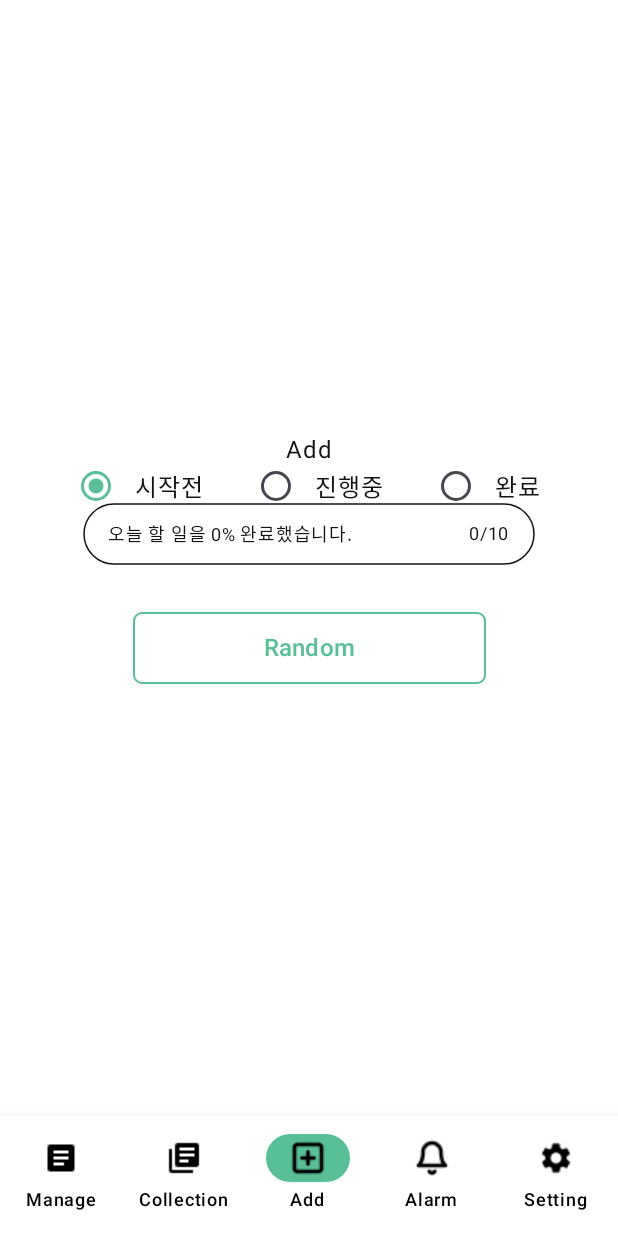
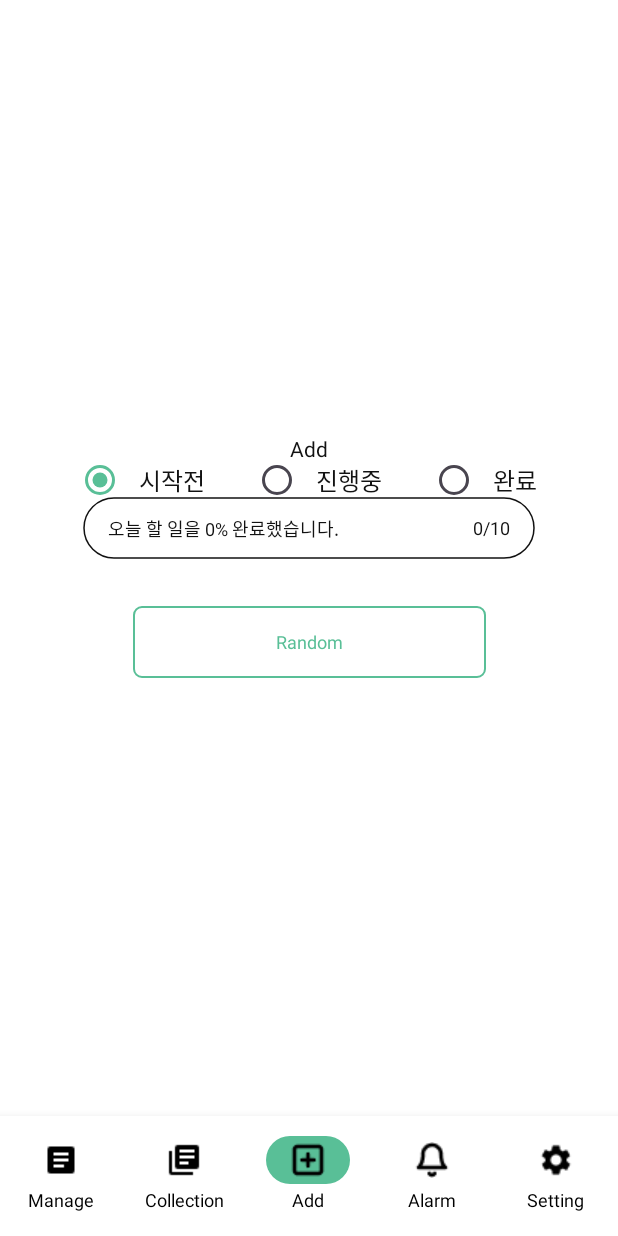
Before and after one commit to heegun0707/DoItNow, an Android app built with Jetpack Compose: the screen it shows after launch (MainActivity), item 3 of the bottom bar chosen, on a phone screen of 412 x 824 dp. Run offline under Robolectric (Android 15) with nearby library versions, the phone set to English and light mode, and no system bars; our stand-ins replace Dagger/Hilt's generated code, Timber.

Commit message:
feat: add custom typography

```diff
--- a/app/src/main/java/org/choleemduo/doitnow/ui/components/CustomButtons.kt
+++ b/app/src/main/java/org/choleemduo/doitnow/ui/components/CustomButtons.kt
@@ -46,7 +46,7 @@ fun BaseButton(
     ) {
         Text(
             text = text,
-            fontSize = 16.sp
+            style = MaterialTheme.typography.labelMedium
         )
     }
 }
--- a/app/src/main/java/org/choleemduo/doitnow/ui/components/CustomInputBox.kt
+++ b/app/src/main/java/org/choleemduo/doitnow/ui/components/CustomInputBox.kt
@@ -29,11 +29,9 @@ import androidx.compose.runtime.setValue
 import androidx.compose.ui.Alignment
 import androidx.compose.ui.Modifier
 import androidx.compose.ui.platform.LocalFocusManager
-import androidx.compose.ui.text.TextStyle
 import androidx.compose.ui.text.input.ImeAction
 import androidx.compose.ui.tooling.preview.Preview
 import androidx.compose.ui.unit.dp
-import androidx.compose.ui.unit.sp
 import org.choleemduo.doitnow.ui.theme.BlackText
 import org.choleemduo.doitnow.ui.theme.CursorColor
 
@@ -57,7 +55,7 @@ fun BaseOutlinedTextField(
             modifier = Modifier
                 .size(width = 235.dp, height = 56.dp)
                 .then(modifier),
-            textStyle = TextStyle(fontSize = 16.sp),
+            textStyle = MaterialTheme.typography.titleMedium,
             enabled = isEnabled,
             placeholder = {
                 Text(
@@ -110,7 +108,7 @@ fun BaseOutlinedTextField(
                 Text(
                     text = it,
                     modifier = Modifier.padding(top = 4.dp, start = 6.dp),
-                    fontSize = 10.sp,
+                    style = MaterialTheme.typography.bodySmall,
                     color = MaterialTheme.colorScheme.error
                 )
             }
--- a/app/src/main/java/org/choleemduo/doitnow/ui/components/CustomProgressBar.kt
+++ b/app/src/main/java/org/choleemduo/doitnow/ui/components/CustomProgressBar.kt
@@ -7,7 +7,7 @@ import androidx.compose.foundation.layout.Column
 import androidx.compose.foundation.layout.Spacer
 import androidx.compose.foundation.layout.padding
 import androidx.compose.foundation.layout.size
-import androidx.compose.foundation.layout.wrapContentSize
+import androidx.compose.foundation.layout.wrapContentHeight
 import androidx.compose.material3.MaterialTheme
 import androidx.compose.material3.Text
 import androidx.compose.runtime.Composable
@@ -106,7 +106,7 @@ fun ProgressBarPreviews() {
     var random by remember { mutableFloatStateOf(0f) }
     Column(
         modifier = Modifier
-            .wrapContentSize()
+            .wrapContentHeight()
             .background(MaterialTheme.colorScheme.background),
         verticalArrangement = Arrangement.SpaceEvenly,
         horizontalAlignment = Alignment.CenterHorizontally
--- a/app/src/main/java/org/choleemduo/doitnow/ui/components/CustomRadioButton.kt
+++ b/app/src/main/java/org/choleemduo/doitnow/ui/components/CustomRadioButton.kt
@@ -8,6 +8,7 @@ import androidx.compose.foundation.layout.Row
 import androidx.compose.foundation.layout.padding
 import androidx.compose.foundation.layout.wrapContentSize
 import androidx.compose.foundation.selection.selectable
+import androidx.compose.material3.MaterialTheme
 import androidx.compose.material3.MaterialTheme.colorScheme
 import androidx.compose.material3.RadioButton
 import androidx.compose.material3.Text
@@ -59,7 +60,8 @@ fun BaseRadioButton(
                 )
                 Text(
                     text = text,
-                    modifier = Modifier.padding(start = 14.dp)
+                    modifier = Modifier.padding(start = 14.dp),
+                    style = MaterialTheme.typography.labelLarge
                 )
             }
         }
--- a/app/src/main/java/org/choleemduo/doitnow/ui/screens/CollectionScreen.kt
+++ b/app/src/main/java/org/choleemduo/doitnow/ui/screens/CollectionScreen.kt
@@ -10,12 +10,8 @@ import androidx.compose.material3.Text
 import androidx.compose.runtime.Composable
 import androidx.compose.ui.Alignment
 import androidx.compose.ui.Modifier
-import androidx.compose.ui.platform.LocalContext
 import androidx.compose.ui.tooling.preview.Preview
-import dagger.hilt.android.qualifiers.ActivityContext
-import dagger.hilt.android.qualifiers.ApplicationContext
 import org.choleemduo.doitnow.ui.components.InputBoxPreviews
-import org.choleemduo.doitnow.ui.components.PrimaryButton
 
 @Composable
 fun CollectionScreen(context: Context) {
--- a/app/src/main/java/org/choleemduo/doitnow/ui/theme/Type.kt
+++ b/app/src/main/java/org/choleemduo/doitnow/ui/theme/Type.kt
@@ -2,33 +2,46 @@ package org.choleemduo.doitnow.ui.theme
 
 import androidx.compose.material3.Typography
 import androidx.compose.ui.text.TextStyle
+import androidx.compose.ui.text.font.Font
 import androidx.compose.ui.text.font.FontFamily
+import androidx.compose.ui.text.font.FontStyle
 import androidx.compose.ui.text.font.FontWeight
 import androidx.compose.ui.unit.sp
 
 // Set of Material typography styles to start with
+
+// val font = Font()
+
+val BaseTextStyle = TextStyle(
+    fontStyle = FontStyle.Normal,
+    fontFamily = FontFamily.Default,
+    fontWeight = FontWeight.Normal
+)
+
 val Typography = Typography(
-    bodyLarge = TextStyle(
-        fontFamily = FontFamily.Default,
-        fontWeight = FontWeight.Normal,
-        fontSize = 16.sp,
-        lineHeight = 24.sp,
-        letterSpacing = 0.5.sp
+    displayLarge = BaseTextStyle.copy(
+        fontSize = 24.sp,
+        lineHeight = 36.sp
+    ),
+    titleLarge = BaseTextStyle.copy(
+        fontSize = 20.sp
+    ),
+    titleMedium = BaseTextStyle.copy(
+        fontSize = 16.sp
+    ),
+    bodyLarge = BaseTextStyle.copy(
+        fontSize = 14.sp
+    ),
+    bodyMedium = BaseTextStyle.copy(
+        fontSize = 12.sp
+    ),
+    bodySmall = BaseTextStyle.copy(
+        fontSize = 10.sp
+    ),
+    labelLarge = BaseTextStyle.copy(
+        fontSize = 16.sp
+    ),
+    labelMedium = BaseTextStyle.copy(
+        fontSize = 12.sp
     )
-    /* Other default text styles to override
-    titleLarge = TextStyle(
-        fontFamily = FontFamily.Default,
-        fontWeight = FontWeight.Normal,
-        fontSize = 22.sp,
-        lineHeight = 28.sp,
-        letterSpacing = 0.sp
-    ),
-    labelSmall = TextStyle(
-        fontFamily = FontFamily.Default,
-        fontWeight = FontWeight.Medium,
-        fontSize = 11.sp,
-        lineHeight = 16.sp,
-        letterSpacing = 0.5.sp
-    )
-    */
 )
```
